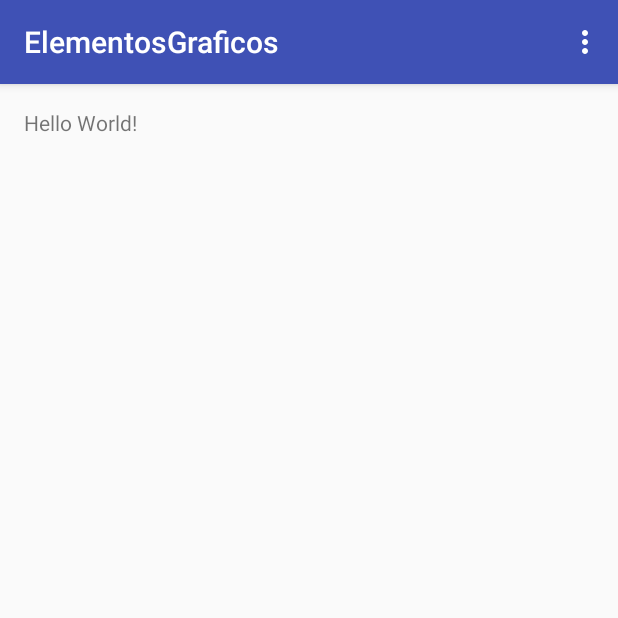
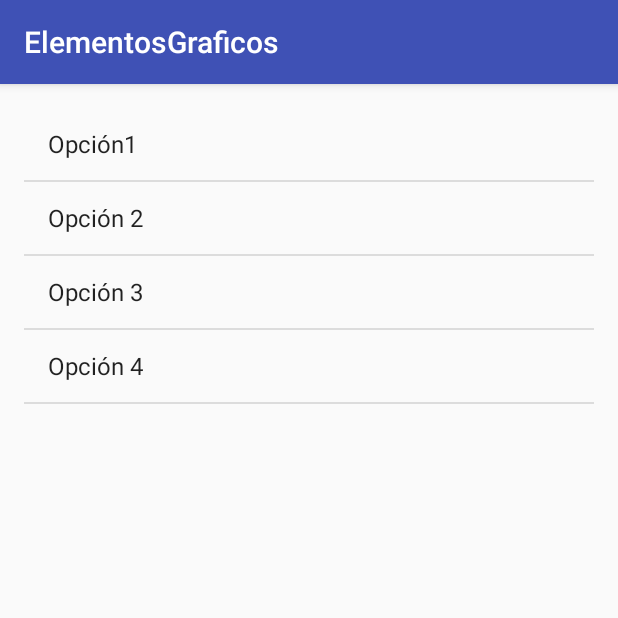
Before and after one commit to pasallla/ElementosGraficos, an Android app: the screen it shows after launch (MainActivity before the commit, MainActivity2 after it), in the options menu, after a tap on "Item 1", on a phone screen of 412 x 824 dp, the top half of it. Run offline under Robolectric (Android 15) with nearby library versions, the phone set to English and light mode, and no system bars.

Commit message:
Creada segunda actividad con la lista y el AlertDialog

```diff
--- a/ElementosGraficos/app/src/main/AndroidManifest.xml
+++ b/ElementosGraficos/app/src/main/AndroidManifest.xml
@@ -15,6 +15,7 @@
                 <category android:name="android.intent.category.LAUNCHER" />
             </intent-filter>
         </activity>
+        <activity android:name=".MainActivity2"></activity>
     </application>
 
 </manifest>
--- a/ElementosGraficos/app/src/main/java/com/example/pausa/elementosgraficos/MainActivity.java
+++ b/ElementosGraficos/app/src/main/java/com/example/pausa/elementosgraficos/MainActivity.java
@@ -1,5 +1,6 @@
 package com.example.pausa.elementosgraficos;
 
+import android.content.Intent;
 import android.support.v7.app.AppCompatActivity;
 import android.os.Bundle;
 import android.util.Log;
@@ -29,11 +30,13 @@ public class MainActivity extends AppCompatActivity {
         // Handle item selection
         switch (item.getItemId()) {
             case R.id.opcion1:
-                Toast.makeText(this,"Has seleccionado la opción 1",Toast.LENGTH_LONG).show();
+                Toast.makeText(this,"Has seleccionado la opción 1",Toast.LENGTH_SHORT).show();
                 Log.e("Pau.ElementosGraficos","Has seleccionado la opción 1");
+                Intent i  = new Intent(this,MainActivity2.class);
+                startActivity(i);
                 return true;
             case R.id.opcion2:
-                Toast.makeText(this,"Has seleccionado la opción 2",Toast.LENGTH_LONG).show();
+                Toast.makeText(this,"Has seleccionado la opción 2",Toast.LENGTH_SHORT).show();
                 Log.e("Pau.ElementosGraficos","Has seleccionado la opción 2");
                 return true;
             default:
--- /dev/null
+++ b/ElementosGraficos/app/src/main/java/com/example/pausa/elementosgraficos/MainActivity2.java
@@ -0,0 +1,61 @@
+package com.example.pausa.elementosgraficos;
+
+import android.content.DialogInterface;
+import android.support.v7.app.AlertDialog;
+import android.support.v7.app.AppCompatActivity;
+import android.os.Bundle;
+import android.view.View;
+import android.widget.AdapterView;
+import android.widget.ArrayAdapter;
+import android.widget.ListView;
+import android.widget.Toast;
+
+import java.nio.charset.MalformedInputException;
+
+public class MainActivity2 extends AppCompatActivity {
+
+    ListView lista;
+    ArrayAdapter<String> adaptador;
+
+    @Override
+    protected void onCreate(Bundle savedInstanceState) {
+        super.onCreate(savedInstanceState);
+        setContentView(R.layout.activity_main2);
+
+        String[] opciones = new String[] {"Opción1", "Opción 2", "Opción 3", "Opción 4"};
+
+        lista = (ListView) findViewById(R.id.lista);
+        adaptador = new ArrayAdapter<String>(this, android.R.layout.simple_list_item_1,opciones);
+
+        lista.setAdapter(adaptador);
+
+        lista.setOnItemClickListener(new AdapterView.OnItemClickListener() {
+            @Override
+            public void onItemClick(AdapterView<?> parent, View view, int position, long id) {
+                if(position == 3) {
+                    AlertDialog.Builder builder = new AlertDialog.Builder(MainActivity2.this);
+                    builder.setTitle("Alerta!!!");
+                    builder.setMessage("¿Quieres continuar?");
+                    builder.setPositiveButton("Si", new DialogInterface.OnClickListener() {
+                        @Override
+                        public void onClick(DialogInterface dialog, int which) {
+                            MainActivity2.this.finish();
+                        }
+                    });
+                    builder.setNegativeButton("No", new DialogInterface.OnClickListener() {
+                        @Override
+                        public void onClick(DialogInterface dialog, int which) {
+                            dialog.cancel();
+                        }
+                    });
+                    AlertDialog alert = builder.create();
+                    alert.show();
+                }
+
+                Toast.makeText(MainActivity2.this, "Has pulsado la opción " + (position + 1) + " de la lista", Toast.LENGTH_SHORT).show();
+
+            }
+        });
+
+    }
+}
--- /dev/null
+++ b/ElementosGraficos/app/src/main/res/layout/activity_main2.xml
@@ -0,0 +1,13 @@
+<?xml version="1.0" encoding="utf-8"?>
+<ListView xmlns:android="http://schemas.android.com/apk/res/android"
+    xmlns:tools="http://schemas.android.com/tools"
+    android:id="@+id/lista"
+    android:layout_width="match_parent"
+    android:layout_height="match_parent"
+    android:paddingBottom="@dimen/activity_vertical_margin"
+    android:paddingLeft="@dimen/activity_horizontal_margin"
+    android:paddingRight="@dimen/activity_horizontal_margin"
+    android:paddingTop="@dimen/activity_vertical_margin"
+    tools:context="com.example.pausa.elementosgraficos.MainActivity2">
+
+</ListView>
--- a/ElementosGraficos/app/src/main/res/menu/menu.xml
+++ b/ElementosGraficos/app/src/main/res/menu/menu.xml
@@ -3,9 +3,7 @@
     xmlns:android="http://schemas.android.com/apk/res/android">
 
     <item android:title="Item 1"
-        android:id="@+id/opcion1"
-        android:icon="@android:drawable/ic_menu_save" />
+        android:id="@+id/opcion1"/>
     <item android:title="Item 2"
-        android:id="@+id/opcion2"
-        android:icon="@android:drawable/ic_menu_camera" />
+        android:id="@+id/opcion2"/>
 </menu>
```
